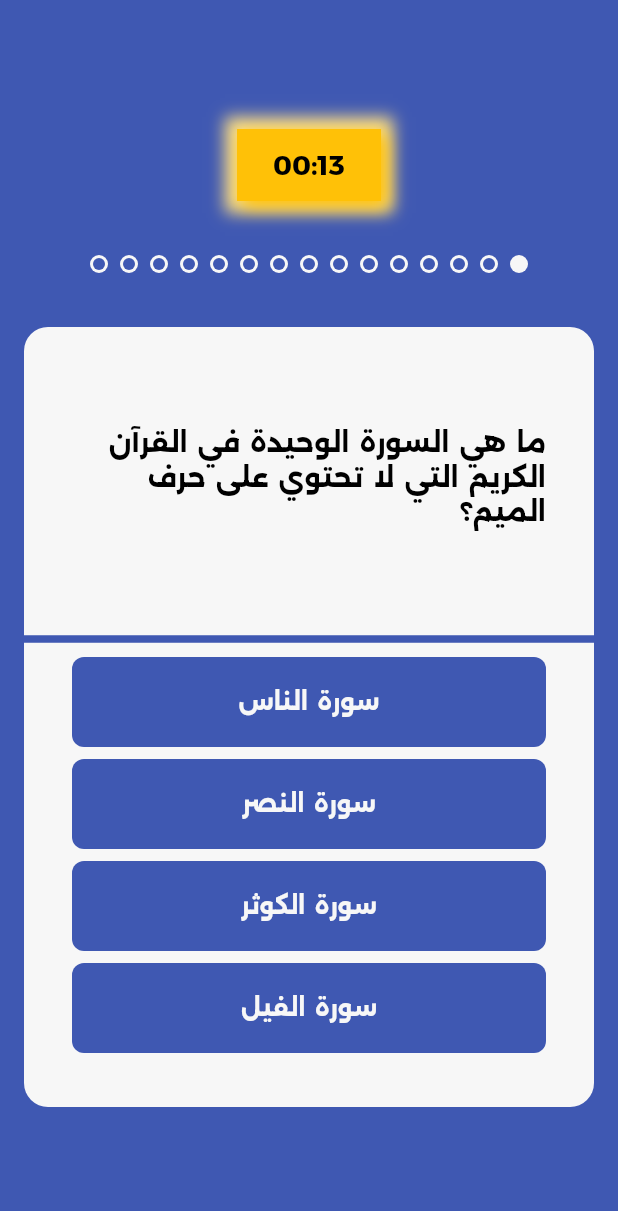
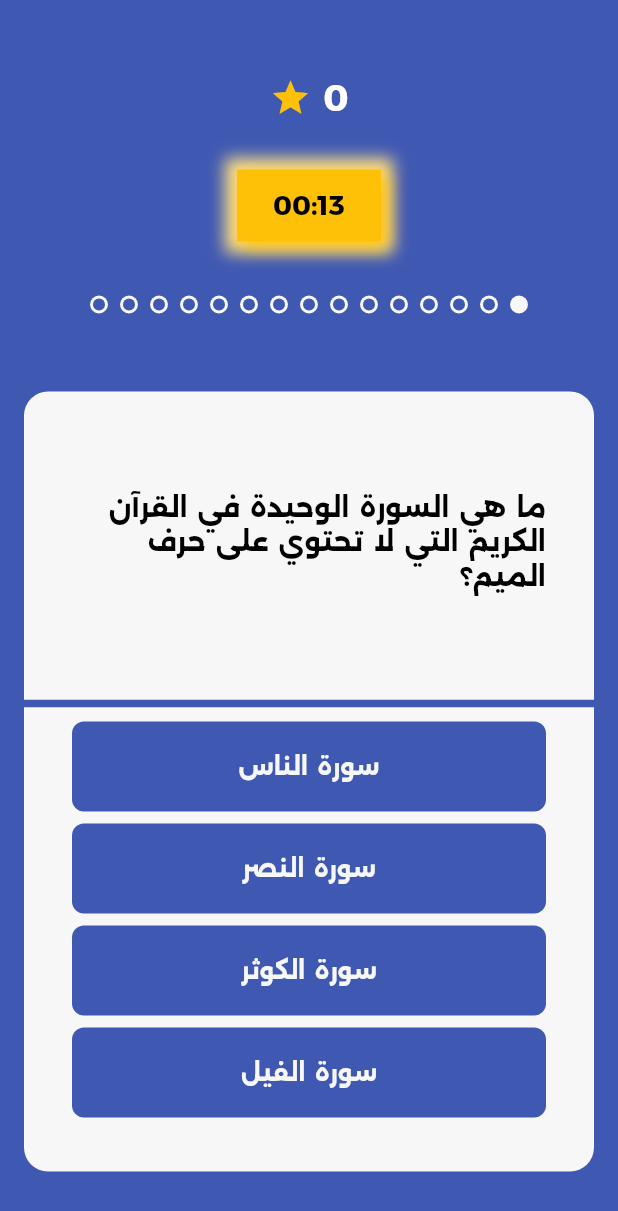
Before and after one commit to mohamed-eid-f/islamic_quiz, a Flutter app: the screen it shows after launch, on a phone screen of 412 x 824 dp. Shown: the top 1211 px of the screen. Run offline on Flutter 3.47's test engine with Material 3 defaults, Android fonts, the phone set to English and light mode, and no system bars; our stand-ins replace flutter_riverpod, flutter_screenutil, freezed_annotation, hive, hive_flutter, riverpod_annotation; accounts and stored records are empty; generated files the repository leaves out were written again.

Commit message:
implement score

```diff
--- a/lib/features/quiz/presentation/view_model/question_provider.dart
+++ b/lib/features/quiz/presentation/view_model/question_provider.dart
@@ -2,7 +2,6 @@ import "dart:convert";
 
 import "package:flutter/material.dart";
 import "package:flutter/services.dart";
-import "package:islamic_quiz/core/colors/app_colors.dart";
 import "package:islamic_quiz/features/quiz/data/model/question_model.dart";
 import "package:islamic_quiz/features/quiz/presentation/view_model/quiz_provider.dart";
 import "package:riverpod_annotation/riverpod_annotation.dart";
@@ -13,6 +12,9 @@ part "question_provider.g.dart";
 class Questions extends _$Questions {
   @override
   FutureOr<QuestionModel> build() {
+    ref.onDispose(() {
+      debugPrint("question provider disposed");
+    });
     return getQuestion();
   }
 
--- a/lib/features/quiz/presentation/view_model/quiz_provider.dart
+++ b/lib/features/quiz/presentation/view_model/quiz_provider.dart
@@ -2,7 +2,7 @@ import "package:riverpod_annotation/riverpod_annotation.dart";
 
 part "quiz_provider.g.dart";
 
-@Riverpod(keepAlive: false)
+@riverpod
 class QuizIndex extends _$QuizIndex {
   @override
   int build() {
@@ -10,6 +10,7 @@ class QuizIndex extends _$QuizIndex {
   }
 
   void nextQuestion() {
+    print("question index: ${state + 1}");
     if (state < 14) {
       state++;
     }
--- a/lib/features/quiz/presentation/views/quiz_view.dart
+++ b/lib/features/quiz/presentation/views/quiz_view.dart
@@ -2,12 +2,14 @@
 
 import "package:flutter/material.dart";
 import "package:flutter_riverpod/flutter_riverpod.dart";
+import "package:islamic_quiz/core/colors/app_colors.dart";
 import "package:islamic_quiz/features/quiz/data/model/question_model.dart";
 
 import "package:islamic_quiz/features/quiz/presentation/view_model/question_provider.dart";
 import "package:islamic_quiz/features/quiz/presentation/view_model/quiz_provider.dart";
 import "package:islamic_quiz/features/quiz/presentation/views/widgets/progress.dart";
 import "package:islamic_quiz/features/quiz/presentation/views/widgets/question.dart";
+import "package:islamic_quiz/features/quiz/presentation/views/widgets/score_widget.dart";
 import "package:islamic_quiz/features/quiz/presentation/views/widgets/timer.dart";
 import "package:islamic_quiz/features/timer/presentation/view_model/timer_provider.dart";
 
@@ -16,50 +18,63 @@ class QuizView extends ConsumerWidget {
 
   @override
   Widget build(BuildContext context, WidgetRef ref) {
-    int index = ref.watch(quizIndexProvider);
-    AsyncValue<QuestionModel> question = ref.watch(questionsProvider);
-    Future.delayed(Duration.zero, () {
-      ref.read(timerProvider.notifier).startTimer();
-    });
-    return Scaffold(
-      body: question.when(
-        data: (data) => _buildQuiz(data),
-        error: (e, st) {
-          debugPrint(st.toString());
-          return Center(
-            child: Text(
-              e.toString(),
-              style: const TextStyle(
-                color: Colors.white,
-              ),
-            ),
-          );
-        },
-        loading: () => const Center(
-          child: CircularProgressIndicator(),
-        ),
+    // int index = ref.watch(quizIndexProvider);
+
+    return const Scaffold(
+      body: Column(
+        mainAxisSize: MainAxisSize.min,
+        children: [
+          SizedBox(height: 50),
+          ScoreWidget(),
+          SizedBox(height: 32),
+          TimerWidget(),
+          SizedBox(height: 32),
+          Progress(),
+          SizedBox(height: 32),
+          QuestionWidget(),
+        ],
       ),
     );
+    // return Scaffold(
+    //   body: question.when(
+    //     data: (data) => _buildQuiz(data),
+    //     error: (e, st) {
+    //       debugPrint(st.toString());
+    //       return Center(
+    //         child: Text(
+    //           e.toString(),
+    //           style: const TextStyle(
+    //             color: Colors.white,
+    //           ),
+    //         ),
+    //       );
+    //     },
+    //     loading: () => const Center(
+    //       child: CircularProgressIndicator(),
+    //     ),
+    //   ),
+    // );
   }
 
-  Widget _buildQuiz(QuestionModel? question) {
-    return Padding(
-      padding: const EdgeInsets.all(16.0),
-      child: Center(
-        child: Column(
-          mainAxisSize: MainAxisSize.min,
-          children: [
-            // TODO: implement timer
-            const TimerWidget(time: "03.02"),
-            const SizedBox(height: 32),
-            Progress(questionNo: question!.level),
-            const SizedBox(height: 32),
-            QuestionWidget(
-              question: question,
-            ),
-          ],
-        ),
-      ),
-    );
-  }
+  // Widget _buildQuiz(QuestionModel? question) {
+  //   return Padding(
+  //     padding: const EdgeInsets.all(16.0),
+  //     child: Center(
+  //       child: Column(
+  //         mainAxisSize: MainAxisSize.min,
+  //         children: [
+  //           const ScoreWidget(),
+  //           const SizedBox(height: 32),
+  //           const TimerWidget(),
+  //           const SizedBox(height: 32),
+  //           Progress(questionNo: question!.level),
+  //           const SizedBox(height: 32),
+  //           QuestionWidget(
+  //             question: question,
+  //           ),
+  //         ],
+  //       ),
+  //     ),
+  //   );
+  // }
 }
--- a/lib/features/quiz/presentation/views/widgets/progress.dart
+++ b/lib/features/quiz/presentation/views/widgets/progress.dart
@@ -1,17 +1,20 @@
-import 'package:flutter/material.dart';
-import 'package:islamic_quiz/core/colors/app_colors.dart';
+import "package:flutter/material.dart";
+import "package:flutter_riverpod/flutter_riverpod.dart";
+import "package:islamic_quiz/core/colors/app_colors.dart";
+import "package:islamic_quiz/features/quiz/data/model/question_model.dart";
+import "package:islamic_quiz/features/quiz/presentation/view_model/question_provider.dart";
 
-class Progress extends StatelessWidget {
+class Progress extends ConsumerWidget {
   const Progress({
     super.key,
-    required this.questionNo,
   });
-  final int questionNo;
 
   @override
-  Widget build(BuildContext context) {
+  Widget build(BuildContext context, WidgetRef ref) {
     const double radius = 6;
     const double allQuestions = 15;
+    AsyncValue<QuestionModel> question = ref.watch(questionsProvider);
+    int questionNo = question.asData?.value.level ?? 0;
     return Row(
       mainAxisAlignment: MainAxisAlignment.center,
       children: [
--- a/lib/features/quiz/presentation/views/widgets/question.dart
+++ b/lib/features/quiz/presentation/views/widgets/question.dart
@@ -1,10 +1,29 @@
 import "package:flutter/material.dart";
+import "package:flutter_riverpod/flutter_riverpod.dart";
 import "package:islamic_quiz/core/colors/app_colors.dart";
 import "package:islamic_quiz/features/quiz/data/model/question_model.dart";
+import "package:islamic_quiz/features/quiz/presentation/view_model/question_provider.dart";
 import "package:islamic_quiz/features/quiz/presentation/views/widgets/answer_widget.dart";
+import "package:islamic_quiz/features/timer/presentation/view_model/timer_provider.dart";
 
-class QuestionWidget extends StatelessWidget {
+class QuestionWidget extends ConsumerWidget {
   const QuestionWidget({
+    super.key,
+  });
+
+  @override
+  Widget build(BuildContext context, WidgetRef ref) {
+    AsyncValue<QuestionModel> question = ref.watch(questionsProvider);
+    ref.invalidate(timerProvider);
+    return question.maybeWhen(
+      data: (data) => BuildQuestion(question: data),
+      orElse: () => const Center(child: CircularProgressIndicator()),
+    );
+  }
+}
+
+class BuildQuestion extends ConsumerWidget {
+  const BuildQuestion({
     super.key,
     required this.question,
   });
@@ -12,9 +31,14 @@ class QuestionWidget extends StatelessWidget {
   final QuestionModel question;
 
   @override
-  Widget build(BuildContext context) {
+  Widget build(BuildContext context, WidgetRef ref) {
+    Future.delayed(Duration.zero, () {
+      ref.read(timerProvider.notifier).startTimer();
+    });
+
     return Container(
       height: 520,
+      margin: const EdgeInsets.all(16),
       width: double.infinity,
       decoration: BoxDecoration(
         color: AppColors.secondary,
--- /dev/null
+++ b/lib/features/quiz/presentation/views/widgets/score_widget.dart
@@ -0,0 +1,30 @@
+import "package:flutter/material.dart";
+import "package:flutter_riverpod/flutter_riverpod.dart";
+import "package:islamic_quiz/features/score/presentation/model_view/score_provider/score_provider.dart";
+
+class ScoreWidget extends ConsumerWidget {
+  const ScoreWidget({
+    super.key,
+  });
+
+  @override
+  Widget build(BuildContext context, WidgetRef ref) {
+    final score = ref.watch(scoreProvider);
+    return Row(
+      mainAxisSize: MainAxisSize.min,
+      children: [
+        Text(
+          "$score",
+          style: Theme.of(context).textTheme.displayLarge!.copyWith(
+                color: Colors.white,
+              ),
+        ),
+        const SizedBox(width: 8),
+        const Icon(
+          Icons.star,
+          color: Colors.amber,
+        ),
+      ],
+    );
+  }
+}
--- a/lib/features/quiz/presentation/views/widgets/timer.dart
+++ b/lib/features/quiz/presentation/views/widgets/timer.dart
@@ -1,17 +1,12 @@
 import "package:flutter/material.dart";
 import "package:flutter_riverpod/flutter_riverpod.dart";
 import "package:islamic_quiz/core/colors/app_colors.dart";
-import "package:islamic_quiz/features/timer/presentation/view_model/timer_provider.dart";
 import "package:islamic_quiz/features/timer/presentation/views/widgets/timer_value.dart";
 
 class TimerWidget extends ConsumerWidget {
   const TimerWidget({
     super.key,
-    required this.time,
   });
-
-  final String time;
-
   @override
   Widget build(BuildContext context, WidgetRef ref) {
     return Container(
--- a/lib/features/timer/presentation/views/widgets/timer_value.dart
+++ b/lib/features/timer/presentation/views/widgets/timer_value.dart
@@ -10,7 +10,6 @@ class TimerValue extends ConsumerWidget {
   @override
   Widget build(BuildContext context, WidgetRef ref) {
     final timerState = ref.watch(timerProvider);
-    log(timerState.toString()); // for debugging purposes only
     return timerState.maybeWhen(
       data: (value) => Text(
         formatTimer(value.duration),
```
Also changed, not shown: lib/core/debounce/debounce.dart (added, +22 -0 lines), lib/features/end/presentation/end_view.dart (+35 -9 lines), lib/features/end/presentation/view_model/end_provider.dart (added, +17 -0 lines), lib/features/quiz/presentation/views/widgets/answer_widget.dart (+24 -10 lines), lib/features/score/presentation/model_view/score_provider/score_provider.dart (added, +18 -0 lines), lib/features/timer/presentation/view_model/timer_provider.dart (+8 -5 lines), assets/data/data.json, lib/features/quiz/presentation/view_model/question_provider.g.dart, lib/features/quiz/presentation/view_model/quiz_provider.g.dart, lib/features/score/presentation/model_view/score_provider/score_provider.g.dart.
